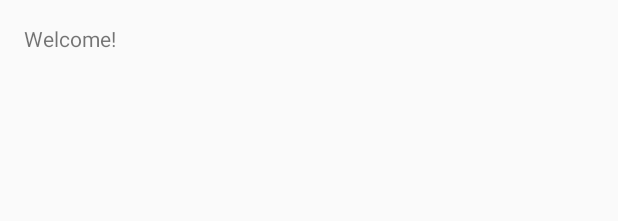
After one commit to panchoSalsa/MarvelNetworkDetector, an Android app: the layout activity_home.xml on its own in the app's theme, with its tools: preview values and no code run, on a phone screen of 412 x 824 dp. The commit adds this screen. Shown: the top 221 px of the screen. Run offline under Robolectric (Android 15) with nearby library versions, the phone set to English and light mode, and no system bars.

Commit message:
successfully got facebook log in and log out to work. Home Page working correcttly

```diff
--- a/app/build.gradle
+++ b/app/build.gradle
@@ -19,9 +19,14 @@ android {
     }
 }
 
+repositories {
+    mavenCentral()
+}
+
 dependencies {
     compile fileTree(dir: 'libs', include: ['*.jar'])
     testCompile 'junit:junit:4.12'
     compile 'com.android.support:appcompat-v7:23.4.0'
     compile 'com.squareup.picasso:picasso:2.5.2'
+    compile 'com.facebook.android:facebook-android-sdk:[4,5)'
 }
--- /dev/null
+++ b/app/src/main/res/layout/activity_home.xml
@@ -0,0 +1,15 @@
+<?xml version="1.0" encoding="utf-8"?>
+<RelativeLayout xmlns:android="http://schemas.android.com/apk/res/android"
+    xmlns:tools="http://schemas.android.com/tools" android:layout_width="match_parent"
+    android:layout_height="match_parent" android:paddingLeft="@dimen/activity_horizontal_margin"
+    android:paddingRight="@dimen/activity_horizontal_margin"
+    android:paddingTop="@dimen/activity_vertical_margin"
+    android:paddingBottom="@dimen/activity_vertical_margin"
+    tools:context="com.example.franciscofranco.marvellogin.HomeActivity">
+
+    <TextView
+        android:layout_width="wrap_content"
+        android:layout_height="wrap_content"
+        android:text="Welcome!"/>
+
+</RelativeLayout>
--- a/app/src/main/res/values/strings.xml
+++ b/app/src/main/res/values/strings.xml
@@ -1,3 +1,5 @@
 <resources>
     <string name="app_name">MarvelApp</string>
+    <string name="facebook_app_id">1752616008324948</string>
+    <string name="logout">Log out</string>
 </resources>
```
Also changed, not shown: app/src/main/AndroidManifest.xml (+11 -1 lines), app/src/main/java/com/example/franciscofranco/marvellogin/HomeActivity.java (added, +60 -0 lines), app/src/main/java/com/example/franciscofranco/marvellogin/MainActivity.java (+44 -12 lines), app/src/main/res/layout/activity_main.xml (+3 -13 lines), app/src/main/res/menu/home_menu.xml (added, +9 -0 lines), 2 other files.
